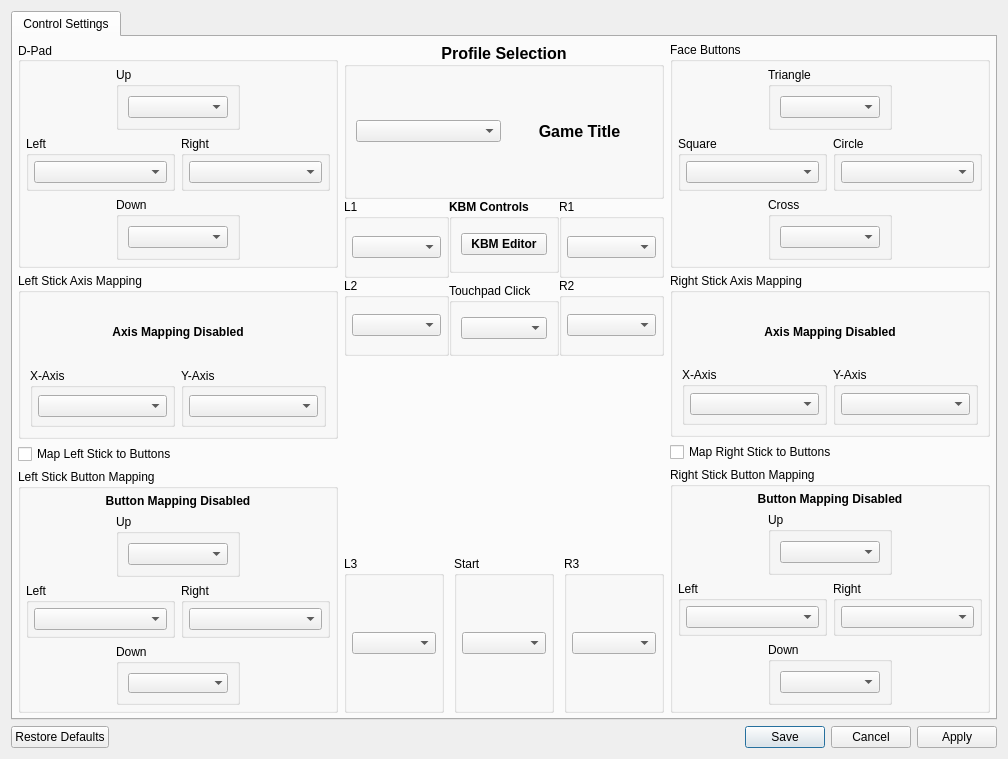
Qt form src/qt_gui/control_settings.ui (rainmakerv3/shadPS4) before a commit.
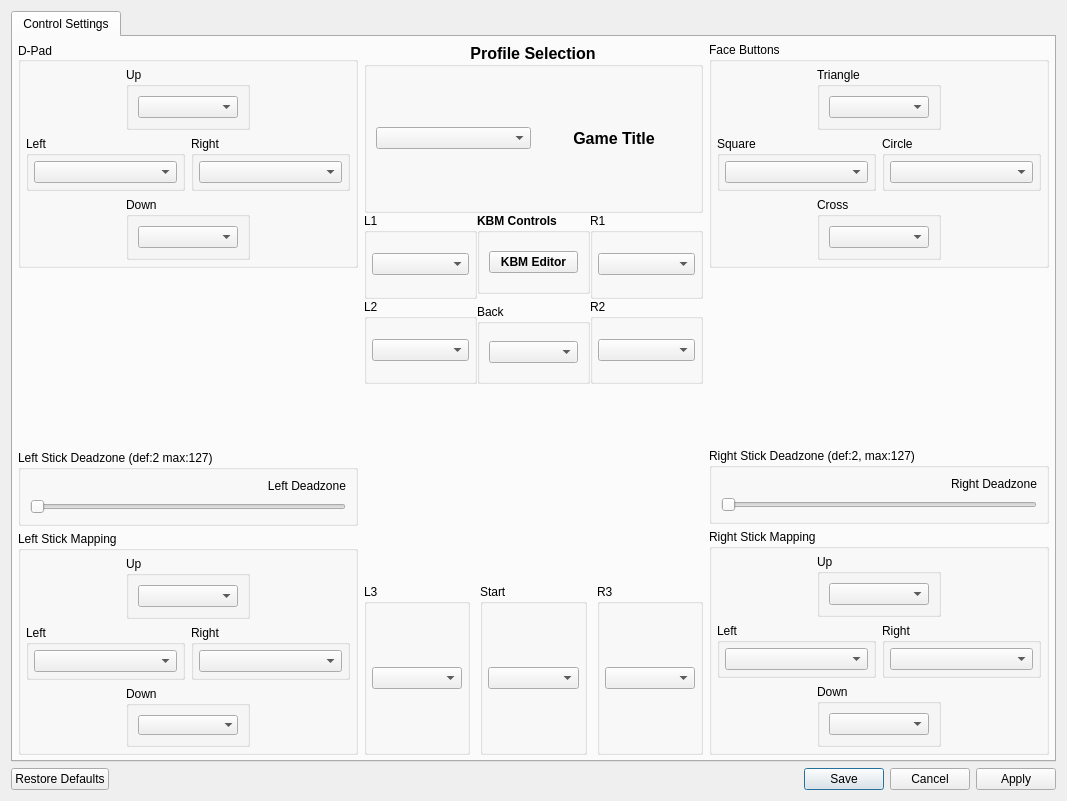
The same form after that commit. Icons and pictures are not drawn.

```diff
--- a/src/qt_gui/control_settings.ui
+++ b/src/qt_gui/control_settings.ui
@@ -11,8 +11,8 @@
    <rect>
     <x>0</x>
     <y>0</y>
-    <width>1008</width>
-    <height>759</height>
+    <width>1067</width>
+    <height>801</height>
    </rect>
   </property>
   <property name="windowTitle">
@@ -39,8 +39,8 @@
        <rect>
         <x>0</x>
         <y>0</y>
-        <width>969</width>
-        <height>828</height>
+        <width>1045</width>
+        <height>743</height>
        </rect>
       </property>
       <widget class="QWidget" name="tab">
@@ -264,84 +264,68 @@
              </widget>
             </item>
             <item>
-             <widget class="QGroupBox" name="LAxisGBox">
+             <spacer name="verticalSpacer">
+              <property name="orientation">
+               <enum>Qt::Orientation::Vertical</enum>
+              </property>
+              <property name="sizeType">
+               <enum>QSizePolicy::Policy::Expanding</enum>
+              </property>
+              <property name="sizeHint" stdset="0">
+               <size>
+                <width>20</width>
+                <height>40</height>
+               </size>
+              </property>
+             </spacer>
+            </item>
+            <item>
+             <widget class="QGroupBox" name="LeftStickDeadZoneGB">
+              <property name="sizePolicy">
+               <sizepolicy hsizetype="Preferred" vsizetype="Minimum">
+                <horstretch>0</horstretch>
+                <verstretch>0</verstretch>
+               </sizepolicy>
+              </property>
               <property name="title">
-               <string>Left Stick Axis Mapping</string>
+               <string>Left Stick Deadzone (def:2 max:127)</string>
               </property>
-              <layout class="QVBoxLayout" name="verticalLayout_12">
+              <layout class="QVBoxLayout" name="verticalLayout_15">
                <item>
-                <widget class="QLabel" name="LStickAxisEnabled">
-                 <property name="font">
-                  <font>
-                   <bold>true</bold>
-                  </font>
-                 </property>
-                 <property name="text">
-                  <string>Axis Mapping Disabled</string>
-                 </property>
-                 <property name="alignment">
-                  <set>Qt::AlignmentFlag::AlignCenter</set>
-                 </property>
-                </widget>
-               </item>
-               <item>
-                <layout class="QHBoxLayout" name="layout_left_stick_left_right_2">
+                <layout class="QVBoxLayout" name="verticalLayout_12">
                  <item>
-                  <widget class="QGroupBox" name="LXAxisGBox">
-                   <property name="title">
-                    <string>X-Axis</string>
+                  <widget class="QLabel" name="LeftDeadzoneValue">
+                   <property name="sizePolicy">
+                    <sizepolicy hsizetype="Minimum" vsizetype="Minimum">
+                     <horstretch>0</horstretch>
+                     <verstretch>0</verstretch>
+                    </sizepolicy>
                    </property>
-                   <layout class="QVBoxLayout" name="gb_left_stick_left_layout_2">
-                    <property name="leftMargin">
-                     <number>5</number>
-                    </property>
-                    <property name="topMargin">
-                     <number>5</number>
-                    </property>
-                    <property name="rightMargin">
-                     <number>5</number>
-                    </property>
-                    <property name="bottomMargin">
-                     <number>5</number>
-                    </property>
-                    <item>
-                     <widget class="QComboBox" name="LXAxisBox">
-                      <property name="enabled">
-                       <bool>true</bool>
-                      </property>
-                     </widget>
-                    </item>
-                   </layout>
+                   <property name="text">
+                    <string>Left Deadzone</string>
+                   </property>
+                   <property name="alignment">
+                    <set>Qt::AlignmentFlag::AlignRight|Qt::AlignmentFlag::AlignTrailing|Qt::AlignmentFlag::AlignVCenter</set>
+                   </property>
                   </widget>
                  </item>
                  <item>
-                  <widget class="QGroupBox" name="LYAxisGBox">
-                   <property name="maximumSize">
-                    <size>
-                     <width>179</width>
-                     <height>16777215</height>
-                    </size>
+                  <widget class="QSlider" name="LeftDeadzoneSlider">
+                   <property name="sizePolicy">
+                    <sizepolicy hsizetype="Preferred" vsizetype="Minimum">
+                     <horstretch>0</horstretch>
+                     <verstretch>0</verstretch>
+                    </sizepolicy>
                    </property>
-                   <property name="title">
-                    <string>Y-Axis</string>
+                   <property name="minimum">
+                    <number>1</number>
                    </property>
-                   <layout class="QVBoxLayout" name="gb_left_stick_right_layout_2">
-                    <property name="leftMargin">
-                     <number>5</number>
-                    </property>
-                    <property name="topMargin">
-                     <number>5</number>
-                    </property>
-                    <property name="rightMargin">
-                     <number>5</number>
-                    </property>
-                    <property name="bottomMargin">
-                     <number>5</number>
-                    </property>
-                    <item>
-                     <widget class="QComboBox" name="LYAxisBox"/>
-                    </item>
-                   </layout>
+                   <property name="maximum">
+                    <number>127</number>
+                   </property>
+                   <property name="orientation">
+                    <enum>Qt::Orientation::Horizontal</enum>
+                   </property>
                   </widget>
                  </item>
                 </layout>
@@ -349,13 +333,6 @@
               </layout>
              </widget>
             </item>
-            <item>
-             <widget class="QCheckBox" name="LStickButtons">
-              <property name="text">
-               <string>Map Left Stick to Buttons</string>
-              </property>
-             </widget>
-            </item>
             <item>
              <widget class="QGroupBox" name="gb_left_stick">
               <property name="minimumSize">
@@ -365,7 +342,7 @@
                </size>
               </property>
               <property name="title">
-               <string>Left Stick Button Mapping</string>
+               <string>Left Stick Mapping</string>
               </property>
               <layout class="QVBoxLayout" name="gb_left_stick_layout">
                <property name="leftMargin">
@@ -380,21 +357,6 @@
                <property name="bottomMargin">
                 <number>5</number>
                </property>
-               <item>
-                <widget class="QLabel" name="LStickButtonsEnabled">
-                 <property name="font">
-                  <font>
-                   <bold>true</bold>
-                  </font>
-                 </property>
-                 <property name="text">
-                  <string>Button Mapping Disabled</string>
-                 </property>
-                 <property name="alignment">
-                  <set>Qt::AlignmentFlag::AlignCenter</set>
-                 </property>
-                </widget>
-               </item>
                <item>
                 <widget class="QWidget" name="left_stick_up" native="true">
                  <property name="maximumSize">
@@ -502,7 +464,11 @@
                      <number>5</number>
                     </property>
                     <item>
-                     <widget class="QComboBox" name="LStickRightBox"/>
+                     <widget class="QComboBox" name="LStickRightBox">
+                      <property name="enabled">
+                       <bool>true</bool>
+                      </property>
+                     </widget>
                     </item>
                    </layout>
                   </widget>
@@ -544,6 +510,9 @@
                     <layout class="QVBoxLayout" name="verticalLayout_8">
                      <item>
                       <widget class="QComboBox" name="LStickDownBox">
+                       <property name="enabled">
+                        <bool>true</bool>
+                       </property>
                        <property name="editable">
                         <bool>false</bool>
                        </property>
@@ -725,7 +694,7 @@
                   <item>
                    <widget class="QGroupBox" name="groupBox_2">
                     <property name="title">
-                     <string>Touchpad Click</string>
+                     <string>Back</string>
                     </property>
                     <layout class="QVBoxLayout" name="verticalLayout_9">
                      <item>
@@ -983,6 +952,9 @@
                     <layout class="QVBoxLayout" name="verticalLayout_3">
                      <item>
                       <widget class="QComboBox" name="YBox">
+                       <property name="enabled">
+                        <bool>true</bool>
+                       </property>
                        <property name="sizePolicy">
                         <sizepolicy hsizetype="Preferred" vsizetype="Fixed">
                          <horstretch>0</horstretch>
@@ -1095,84 +1067,68 @@
              </widget>
             </item>
             <item>
-             <widget class="QGroupBox" name="groupBox_4">
+             <spacer name="verticalSpacer_2">
+              <property name="orientation">
+               <enum>Qt::Orientation::Vertical</enum>
+              </property>
+              <property name="sizeType">
+               <enum>QSizePolicy::Policy::Expanding</enum>
+              </property>
+              <property name="sizeHint" stdset="0">
+               <size>
+                <width>20</width>
+                <height>40</height>
+               </size>
+              </property>
+             </spacer>
+            </item>
+            <item>
+             <widget class="QGroupBox" name="RightStickDeadZoneGB">
+              <property name="sizePolicy">
+               <sizepolicy hsizetype="Preferred" vsizetype="Minimum">
+                <horstretch>0</horstretch>
+                <verstretch>0</verstretch>
+               </sizepolicy>
+              </property>
               <property name="title">
-               <string>Right Stick Axis Mapping</string>
+               <string>Right Stick Deadzone (def:2, max:127)</string>
               </property>
               <layout class="QVBoxLayout" name="verticalLayout_13">
                <item>
-                <widget class="QLabel" name="RStickAxisEnabled">
-                 <property name="font">
-                  <font>
-                   <bold>true</bold>
-                  </font>
-                 </property>
-                 <property name="text">
-                  <string>Axis Mapping Disabled</string>
-                 </property>
-                 <property name="alignment">
-                  <set>Qt::AlignmentFlag::AlignCenter</set>
-                 </property>
-                </widget>
-               </item>
-               <item>
-                <layout class="QHBoxLayout" name="layout_left_stick_left_right_3">
+                <layout class="QVBoxLayout" name="verticalLayout_14">
                  <item>
-                  <widget class="QGroupBox" name="RXAxisGBox">
-                   <property name="title">
-                    <string>X-Axis</string>
+                  <widget class="QLabel" name="RightDeadzoneValue">
+                   <property name="sizePolicy">
+                    <sizepolicy hsizetype="Preferred" vsizetype="Minimum">
+                     <horstretch>0</horstretch>
+                     <verstretch>0</verstretch>
+                    </sizepolicy>
                    </property>
-                   <layout class="QVBoxLayout" name="gb_left_stick_left_layout_3">
-                    <property name="leftMargin">
-                     <number>5</number>
-                    </property>
-                    <property name="topMargin">
-                     <number>5</number>
-                    </property>
-                    <property name="rightMargin">
-                     <number>5</number>
-                    </property>
-                    <property name="bottomMargin">
-                     <number>5</number>
-                    </property>
-                    <item>
-                     <widget class="QComboBox" name="RXAxisBox">
-                      <property name="enabled">
-                       <bool>true</bool>
-                      </property>
-                     </widget>
-                    </item>
-                   </layout>
+                   <property name="text">
+                    <string>Right Deadzone</string>
+                   </property>
+                   <property name="alignment">
+                    <set>Qt::AlignmentFlag::AlignRight|Qt::AlignmentFlag::AlignTrailing|Qt::AlignmentFlag::AlignVCenter</set>
+                   </property>
                   </widget>
                  </item>
                  <item>
-                  <widget class="QGroupBox" name="RYAxisGBox">
-                   <property name="maximumSize">
-                    <size>
-                     <width>179</width>
-                     <height>16777215</height>
-                    </size>
+                  <widget class="QSlider" name="RightDeadzoneSlider">
+                   <property name="sizePolicy">
+                    <sizepolicy hsizetype="Preferred" vsizetype="Minimum">
+                     <horstretch>0</horstretch>
+                     <verstretch>0</verstretch>
+                    </sizepolicy>
                    </property>
-                   <property name="title">
-                    <string>Y-Axis</string>
+                   <property name="minimum">
+                    <number>1</number>
                    </property>
-                   <layout class="QVBoxLayout" name="gb_left_stick_right_layout_3">
-                    <property name="leftMargin">
-                     <number>5</number>
-                    </property>
-                    <property name="topMargin">
-                     <number>5</number>
-                    </property>
-                    <property name="rightMargin">
-                     <number>5</number>
-                    </property>
-                    <property name="bottomMargin">
-                     <number>5</number>
-                    </property>
-                    <item>
-                     <widget class="QComboBox" name="RYAxisBox"/>
-                    </item>
-                   </layout>
+                   <property name="maximum">
+                    <number>127</number>
+                   </property>
+                   <property name="orientation">
+                    <enum>Qt::Orientation::Horizontal</enum>
+                   </property>
                   </widget>
                  </item>
                 </layout>
@@ -1180,13 +1136,6 @@
               </layout>
              </widget>
             </item>
-            <item>
-             <widget class="QCheckBox" name="RStickButtons">
-              <property name="text">
-               <string>Map Right Stick to Buttons</string>
-              </property>
-             </widget>
-            </item>
             <item>
              <widget class="QGroupBox" name="gb_right_stick">
               <property name="minimumSize">
@@ -1196,7 +1145,7 @@
                </size>
               </property>
               <property name="title">
-               <string>Right Stick Button Mapping</string>
+               <string>Right Stick Mapping</string>
               </property>
               <layout class="QVBoxLayout" name="verticalLayout_2">
                <property name="leftMargin">
@@ -1211,21 +1160,6 @@
                <property name="bottomMargin">
                 <number>5</number>
                </property>
-               <item>
-                <widget class="QLabel" name="RStickButtonsEnabled">
-                 <property name="font">
-                  <font>
-                   <bold>true</bold>
-                  </font>
-                 </property>
-                 <property name="text">
-                  <string>Button Mapping Disabled</string>
-                 </property>
-                 <property name="alignment">
-                  <set>Qt::AlignmentFlag::AlignCenter</set>
-                 </property>
-                </widget>
-               </item>
                <item>
                 <widget class="QWidget" name="widget_right_stick_up" native="true">
                  <layout class="QHBoxLayout" name="widget_right_stick_up_layout">
@@ -1368,7 +1302,11 @@
                     </property>
                     <layout class="QVBoxLayout" name="verticalLayout_6">
                      <item>
-                      <widget class="QComboBox" name="RStickDownBox"/>
+                      <widget class="QComboBox" name="RStickDownBox">
+                       <property name="enabled">
+                        <bool>true</bool>
+                       </property>
+                      </widget>
                      </item>
                     </layout>
                    </widget>
```
Left out of the diff: 4 changed lines with no effect on the pictures.
